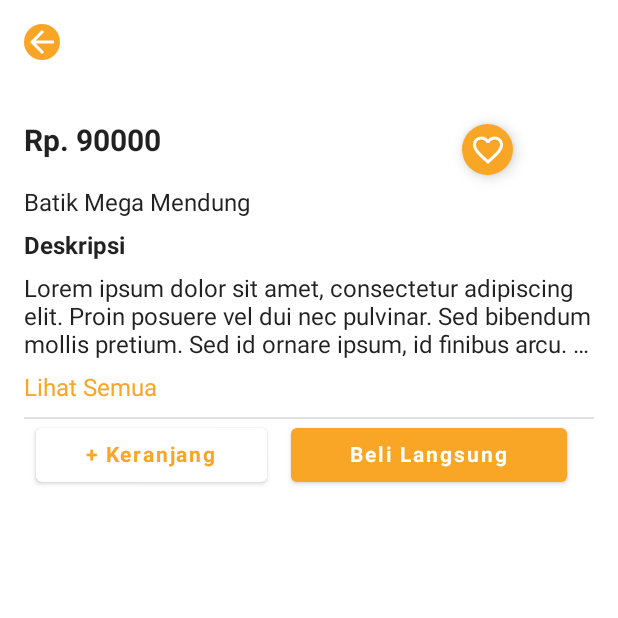
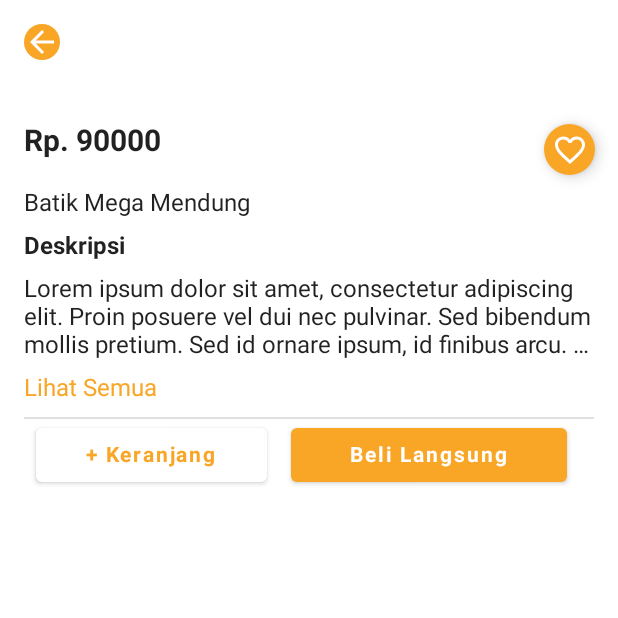
Before and after one commit to oneplusoneequal2/BatikIn, an Android app built with Jetpack Compose: the MainActivity screen opened directly, with no data from a screen before it, after a tap on "Batik Mega Mendung", on a phone screen of 412 x 824 dp, the top half of it. Run offline under Robolectric (Android 15) with nearby library versions, the light colour scheme and no system bars; our stand-ins replace livedata-compose, navigation-ui; pictures from the network do not load; 1 other tap on this screen came first.

Commit message:
topbar item perfect jaraknya tgl jarak bottomny aj dihome

```diff
--- a/app/src/main/java/com/capstone/batikin/ui/components/TopBar.kt
+++ b/app/src/main/java/com/capstone/batikin/ui/components/TopBar.kt
@@ -75,18 +75,23 @@ fun TopBar(query: String, onChange: (String) -> Unit) {
 
     TopAppBar(
         backgroundColor = Color(0xFFFFA500),
-        contentPadding = PaddingValues(16.dp),
+        contentPadding = PaddingValues(8.dp),
         contentColor = Color.White,
         elevation = 0.dp
     ) {
-        SearchBar(query = query, onChange = onChange)
-
-        Spacer(modifier = Modifier.width(20.dp))
+        Box(
+            modifier = Modifier
+                .weight(1f)
+                .padding(end = 20.dp)
+        ) {
+            SearchBar(query = query, onChange = onChange)
+        }
 
         Icon(
             imageVector = Icons.Default.ShoppingCart,
             contentDescription = null,
-            tint = Color.White
+            tint = Color.White,
+            modifier = Modifier.padding(end = 16.dp)
         )
     }
 }
@@ -98,7 +103,7 @@ fun SearchBar(query: String, onChange: (String) -> Unit) {
         value = query,
         onValueChange = onChange,
         modifier = Modifier
-            .width(280.dp),
+            .fillMaxWidth(),
         textStyle = TextStyle(color = Color.Gray),
         colors = TextFieldDefaults.outlinedTextFieldColors(
             textColor = Color.Gray,
@@ -110,7 +115,7 @@ fun SearchBar(query: String, onChange: (String) -> Unit) {
         leadingIcon = {
             Icon(
                 imageVector = Icons.Default.Search,
-                contentDescription = null,
+                contentDescription = "search",
                 tint = Color.Gray
             )
         },
@@ -123,65 +128,6 @@ fun SearchBar(query: String, onChange: (String) -> Unit) {
     )
 }
 
-
-//@Composable
-//fun TopBar(query: String, onChange: (String) -> Unit) {
-//    TopAppBar(
-//        backgroundColor = Color.Transparent,
-//        contentPadding = PaddingValues(16.dp),
-//        contentColor = Color.White,
-//        modifier = Modifier.fillMaxWidth()
-//    ) {
-//        Row(
-//            modifier = Modifier.fillMaxWidth(),
-//            verticalAlignment = Alignment.CenterVertically
-//        ) {
-//            Column(
-//                modifier = Modifier.weight(1f)
-//            ) {
-//                SearchBar(query = query, onChange = onChange)
-//            }
-//            Spacer(modifier = Modifier.width(10.dp))
-//
-//            Icon(
-//                imageVector = Icons.Default.ShoppingCart,
-//                contentDescription = null,
-//                tint = Color(0xFFFFA500),
-//                modifier = Modifier.padding(8.dp)
-//            )
-//        }
-//    }
-//}
-//
-//@Composable
-//fun SearchBar(query: String, onChange: (String) -> Unit) {
-//    OutlinedTextField(
-//        value = query,
-//        onValueChange = onChange,
-//        modifier = Modifier.fillMaxWidth(),
-//        textStyle = TextStyle(color = Color.Gray),
-//        colors = TextFieldDefaults.outlinedTextFieldColors(
-//            textColor = Color.Gray,
-//            placeholderColor = Color.Gray.copy(alpha = 0.5f),
-//            unfocusedBorderColor = Color.Gray.copy(alpha = 0.5f)
-//        ),
-//        shape = RoundedCornerShape(5.dp),
-//        leadingIcon = {
-//            Icon(
-//                imageVector = Icons.Default.Search,
-//                contentDescription = null,
-//                tint = Color.Gray
-//            )
-//        },
-//        placeholder = {
-//            Text(
-//                text = "Search batik here",
-//                color = Color.Gray.copy(alpha = 0.5f)
-//            )
-//        }
-//    )
-//}
-
 @Preview(showBackground = true)
 @Composable
 fun TopBarPreview() {
--- a/app/src/main/java/com/capstone/batikin/ui/screen/detail/Detail.kt
+++ b/app/src/main/java/com/capstone/batikin/ui/screen/detail/Detail.kt
@@ -92,7 +92,8 @@ fun DetailApp(id: Int, navController: NavController) {
                 Text(
                     text = "Rp. ${batikItem?.price}",
                     fontSize = 20.sp,
-                    fontWeight = FontWeight.Bold
+                    fontWeight = FontWeight.Bold,
+                    modifier = Modifier.weight(1f)
                 )
                 FloatingActionButton(
                     onClick = {},
--- a/app/src/main/java/com/capstone/batikin/ui/screen/main/home/HomeScreen.kt
+++ b/app/src/main/java/com/capstone/batikin/ui/screen/main/home/HomeScreen.kt
@@ -77,10 +77,12 @@ fun HomeScreen(navController: NavHostController, modifier: Modifier = Modifier)
         ) {
             HomeBanner()
 
+            Spacer(modifier = Modifier.height(8.dp))
+
             SectionHeader(text = "Batik Categories")
             LazyRow(
-                horizontalArrangement = Arrangement.spacedBy(10.dp),
-                modifier = Modifier.padding(horizontal = 8.dp)
+//                horizontalArrangement = Arrangement.spacedBy(0.dp),
+                modifier = Modifier.padding(vertical = 8.dp)
             ) {
                 items(categoryDummy) { category ->
                     CategoryItem(title = category)
@@ -89,15 +91,15 @@ fun HomeScreen(navController: NavHostController, modifier: Modifier = Modifier)
 
             SectionHeader(text = "Recommendation")
             LazyRow(
-                horizontalArrangement = Arrangement.spacedBy(16.dp),
-                modifier = Modifier.padding(horizontal = 16.dp, vertical = 8.dp)
+//                horizontalArrangement = Arrangement.spacedBy(0.dp),
+                modifier = Modifier.padding(vertical = 8.dp)
             ) {
                 items(data, key = { item -> item.id }) { item ->
                     Item(
                         item = item,
                         navController = navController,
                         modifier = Modifier
-                            .width(100.dp)
+                            .width(140.dp)
                     )
                 }
             }
@@ -105,16 +107,17 @@ fun HomeScreen(navController: NavHostController, modifier: Modifier = Modifier)
             SectionHeader(text = "Discover More")
             LazyVerticalGrid(
                 columns = GridCells.Fixed(2),
-                horizontalArrangement = Arrangement.spacedBy(16.dp),
+                horizontalArrangement = Arrangement.spacedBy(10.dp),
                 modifier = Modifier
-                    .height(600.dp) //klo height gk diatur bisa error infinity
-                    .padding(16.dp),
-                verticalArrangement = Arrangement.spacedBy(10.dp) // Atur jarak antara item
+                    .height(620.dp) //klo height gk diatur bisa error infinity
+                    .padding(10.dp),
+                verticalArrangement = Arrangement.spacedBy(5.dp) // Atur jarak antara item
             ) {
                 items(data, key = { item -> item.id }) { item ->
                     Item(item = item, navController = navController, modifier = Modifier.fillMaxWidth())
                 }
             }
+
         }
     }
 }
@@ -128,11 +131,13 @@ fun Item(
 ) {
     val context = LocalContext.current
     Surface(
-        elevation = 8.dp,
+        elevation = 5.dp,
         shape = RoundedCornerShape(15.dp),
-        modifier = modifier.clickable {
-            navController.navigate(Screen.DetailBatik.createRoute(batikId = item.id))
-        }
+        modifier = modifier
+            .clickable {
+                navController.navigate(Screen.DetailBatik.createRoute(batikId = item.id))
+            }
+            .padding(10.dp)
     ) {
         Column() {
             AsyncImage(
@@ -261,7 +266,7 @@ fun CategoryItem(title: String) {
             disabledContentColor = Color.Black
         ),
         border = BorderStroke(0.5.dp, Color.Gray),
-//        modifier = Modifier.padding(horizontal = 8.dp)
+        modifier = Modifier.padding(horizontal = 8.dp)
     ) {
         Text(
             text = title,
```
